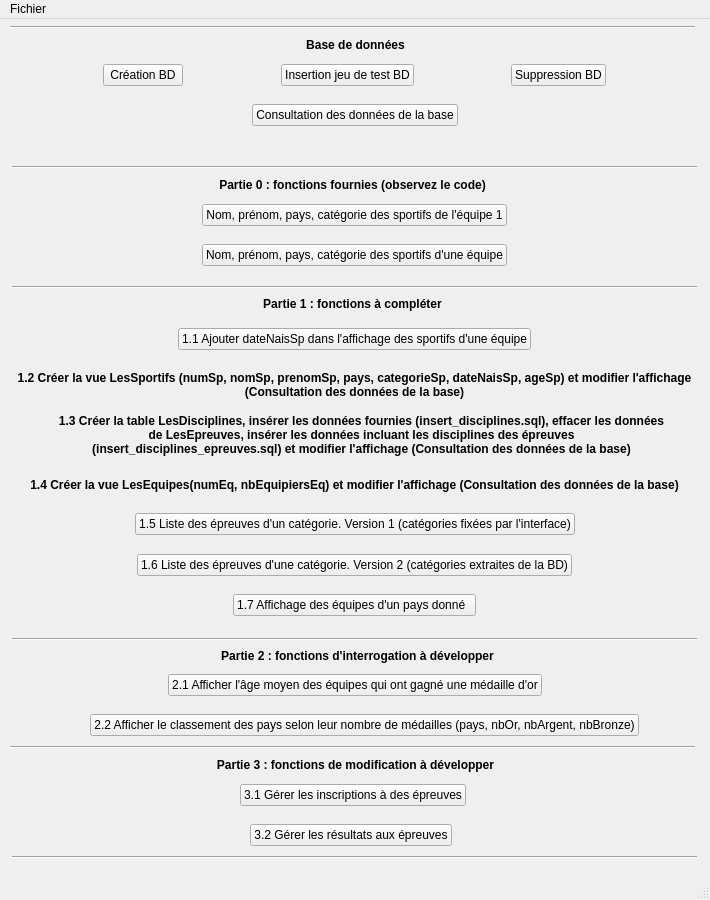
Before: the Qt Designer form gui/mainWindow.ui in MiniGabert/Projet-CEBD, drawn with Qt 5.
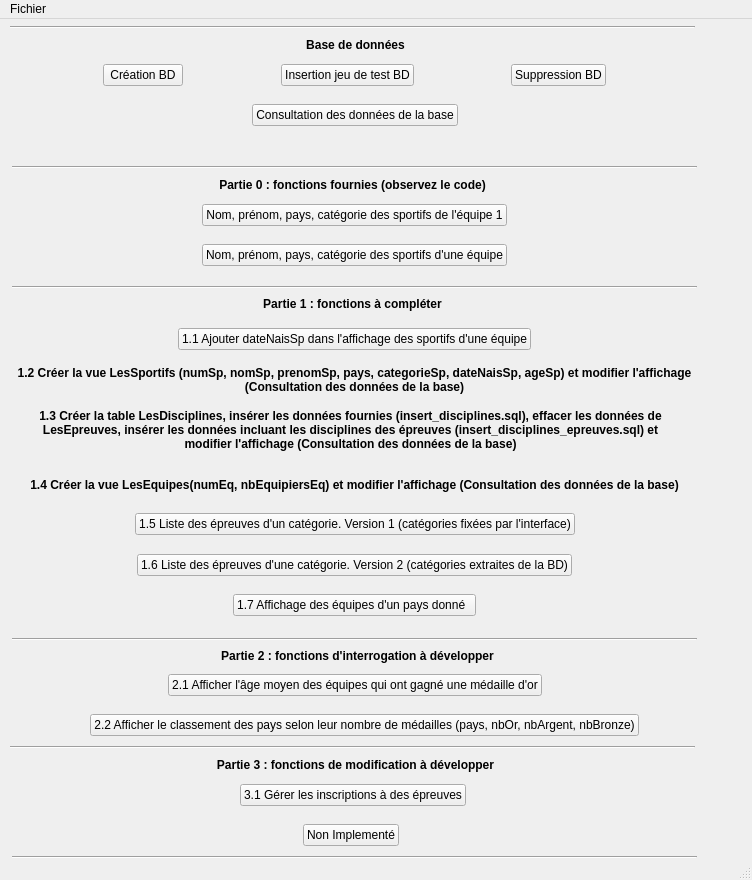
After: the same form once the commit is applied.

```diff
--- a/gui/mainWindow.ui
+++ b/gui/mainWindow.ui
@@ -6,8 +6,8 @@
    <rect>
     <x>0</x>
     <y>0</y>
-    <width>710</width>
-    <height>900</height>
+    <width>752</width>
+    <height>880</height>
    </rect>
   </property>
   <property name="windowTitle">
@@ -123,9 +123,9 @@
     <property name="geometry">
      <rect>
       <x>12</x>
-      <y>350</y>
+      <y>340</y>
       <width>685</width>
-      <height>31</height>
+      <height>41</height>
      </rect>
     </property>
     <property name="font">
@@ -147,10 +147,10 @@
    <widget class="QLabel" name="label_8">
     <property name="geometry">
      <rect>
-      <x>56</x>
-      <y>390</y>
-      <width>611</width>
-      <height>51</height>
+      <x>30</x>
+      <y>380</y>
+      <width>641</width>
+      <height>61</height>
      </rect>
     </property>
     <property name="font">
@@ -854,7 +854,7 @@
      <item>
       <widget class="QPushButton" name="pushButton_14">
        <property name="text">
-        <string>3.2 Gérer les résultats aux épreuves</string>
+        <string>Non Implementé</string>
        </property>
       </widget>
      </item>
@@ -879,7 +879,7 @@
     <rect>
      <x>0</x>
      <y>0</y>
-     <width>710</width>
+     <width>752</width>
      <height>22</height>
     </rect>
    </property>
```
Left out of the diff: 62 changed lines with no effect on the pictures.
